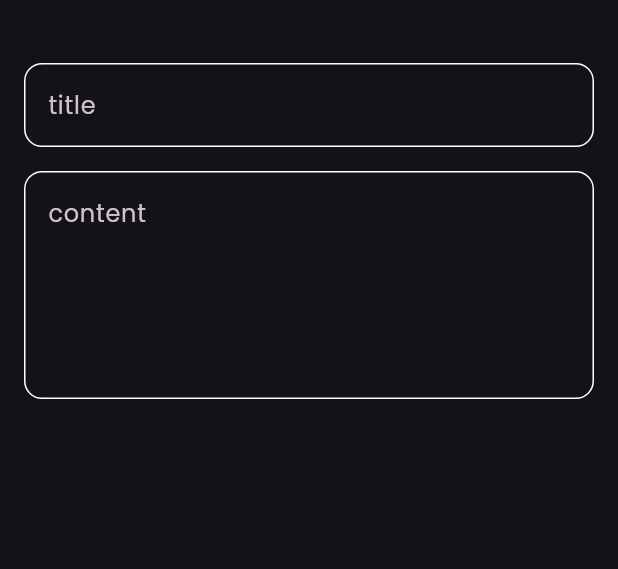
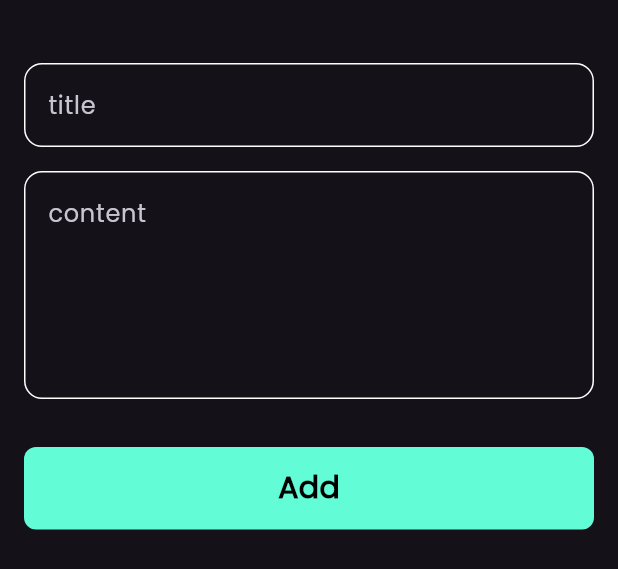
Before and after one commit to Moataz303/notes_app, a Flutter app: the AddNoteBottomSheet widget shown alone on an empty page, opened directly, on a phone screen of 412 x 824 dp. Shown: the top 569 px of the screen. Run offline on Flutter 3.47's test engine with Material 3 defaults, Android fonts, the phone set to English and light mode, and no system bars; our stand-ins replace font_awesome_flutter.

Commit message:
finish note bottom sheet

```diff
--- a/lib/views/widgets/add_note_bottom_sheet.dart
+++ b/lib/views/widgets/add_note_bottom_sheet.dart
@@ -1,4 +1,5 @@
 import 'package:flutter/material.dart';
+import 'custom_bottom.dart';
 import 'custom_text_field.dart';
 
 class AddNoteBottomSheet extends StatelessWidget {
@@ -10,6 +11,7 @@ class AddNoteBottomSheet extends StatelessWidget {
       padding: EdgeInsets.symmetric(
         horizontal: 16,
       ),
+      child: SingleChildScrollView(
         child: Column(
           children: [
             SizedBox(
@@ -18,7 +20,11 @@ class AddNoteBottomSheet extends StatelessWidget {
             CustomTextField(hint: 'title'),
             SizedBox(height: 16),
             CustomTextField(hint: 'content', maxLines: 5),
+            SizedBox(height: 32),
+            CustomBottom(),
+            SizedBox(height: 16),
           ],
+        ),
       ),
     );
   }
--- /dev/null
+++ b/lib/views/widgets/custom_bottom.dart
@@ -0,0 +1,28 @@
+import 'package:flutter/material.dart';
+import 'package:notes/constants.dart';
+
+class CustomBottom extends StatelessWidget {
+  const CustomBottom({super.key});
+
+  @override
+  Widget build(BuildContext context) {
+    return Container(
+      width: MediaQuery.of(context).size.width,
+      height: 55,
+      decoration: BoxDecoration(
+        borderRadius: BorderRadius.circular(8),
+        color: kPrimaryColor,
+      ),
+      child: const Center(
+        child: Text(
+          'Add',
+          style: TextStyle(
+            color: Colors.black,
+            fontSize: 20,
+            fontWeight: FontWeight.bold,
+          ),
+        ),
+      ),
+    );
+  }
+}
```
Lines whose indentation alone changed are shown as unchanged.
